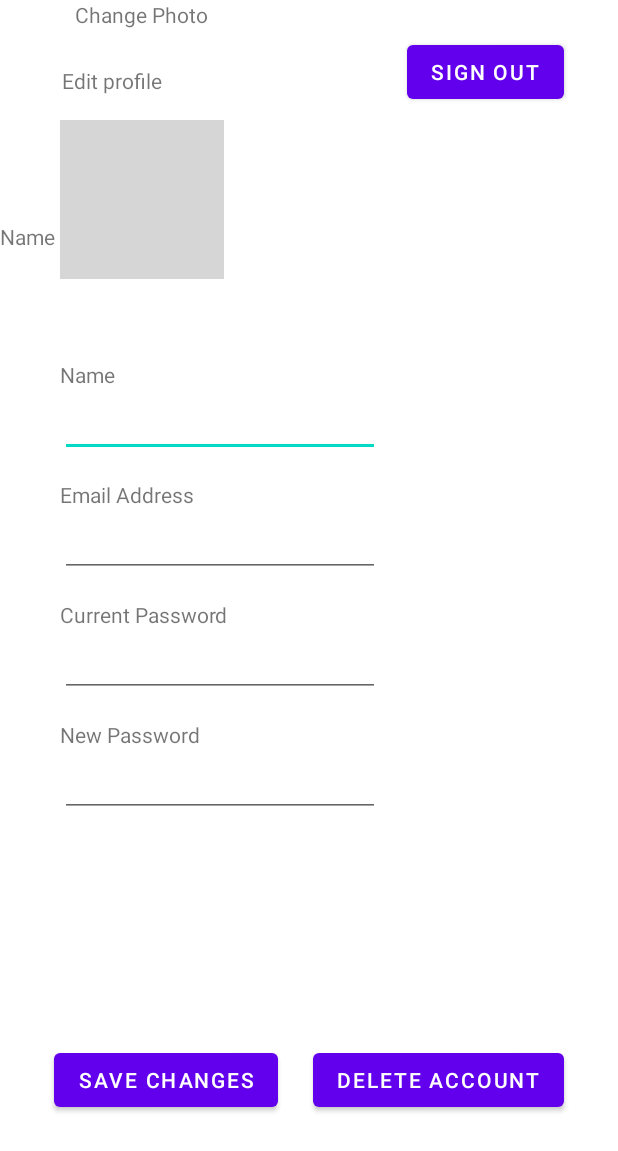
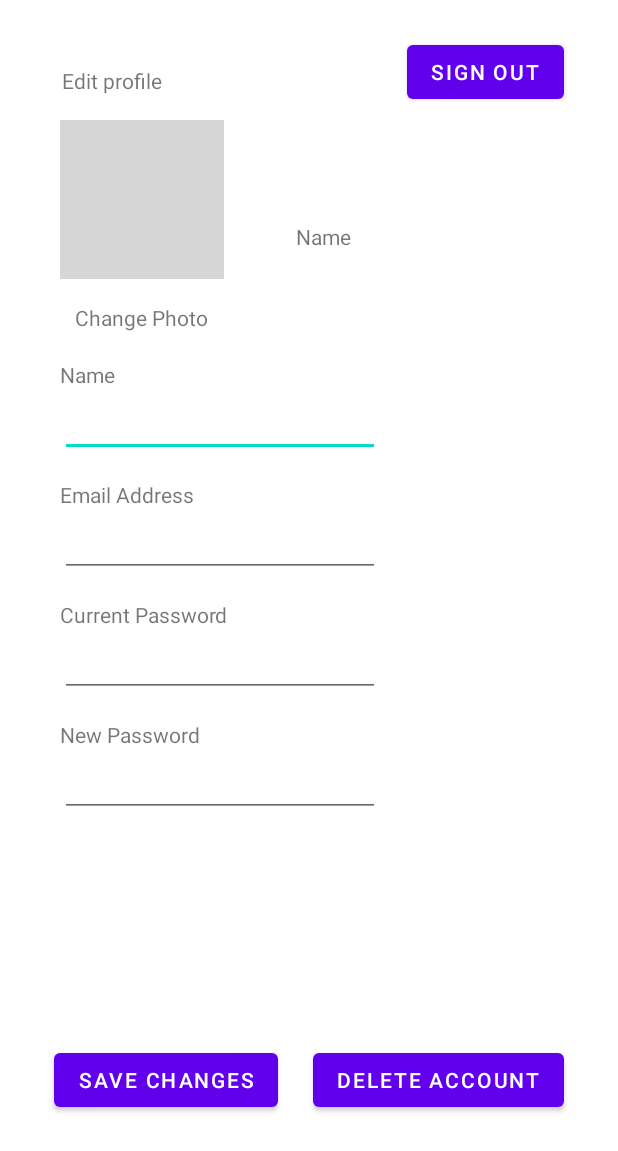
Before and after one commit to iuliandreea/UID2021_TravelAssistant, an Android app: the layout activity_edit_profile.xml on its own in the app's theme, with its tools: preview values and no code run, on a phone screen of 412 x 824 dp. Shown: the top 1151 px of the screen. Run offline under Robolectric (Android 15) with nearby library versions, the phone set to English and light mode, and no system bars; grey boxes are pictures that could not be loaded.

Commit message:
save for pull

```diff
--- a/app/src/main/res/layout/activity_edit_profile.xml
+++ b/app/src/main/res/layout/activity_edit_profile.xml
@@ -46,7 +46,7 @@
         android:layout_marginTop="16dp"
         android:text="@string/change_photo_str"
         app:layout_constraintStart_toStartOf="parent"
-        app:layout_constraintTop_toBottomOf="@+id/profilePhoto" />
+        app:layout_constraintTop_toBottomOf="@+id/imageId" />
 
     <TextView
         android:id="@+id/displayNameId"
@@ -55,7 +55,7 @@
         android:layout_marginStart="48dp"
         android:layout_marginTop="148dp"
         android:text="@string/actual_name_str"
-        app:layout_constraintStart_toEndOf="@+id/profilePhoto"
+        app:layout_constraintStart_toEndOf="@+id/imageId"
         app:layout_constraintTop_toTopOf="parent" />
 
     <TextView
```
